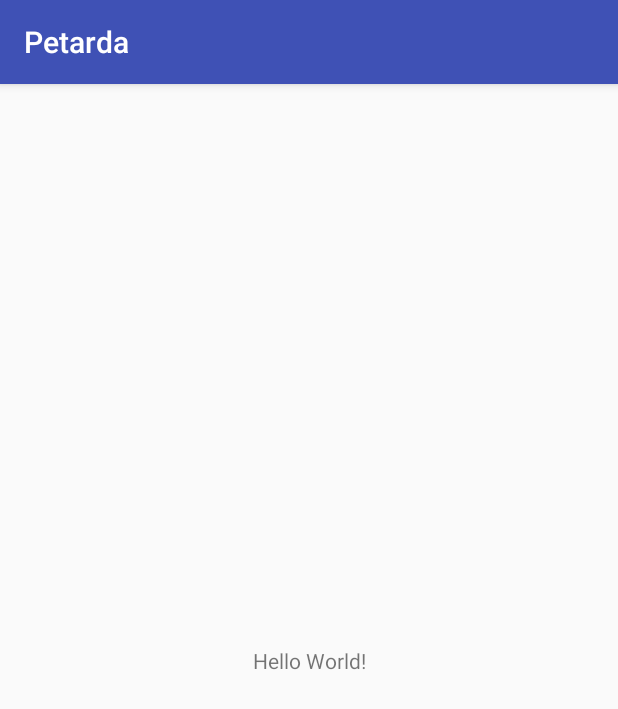
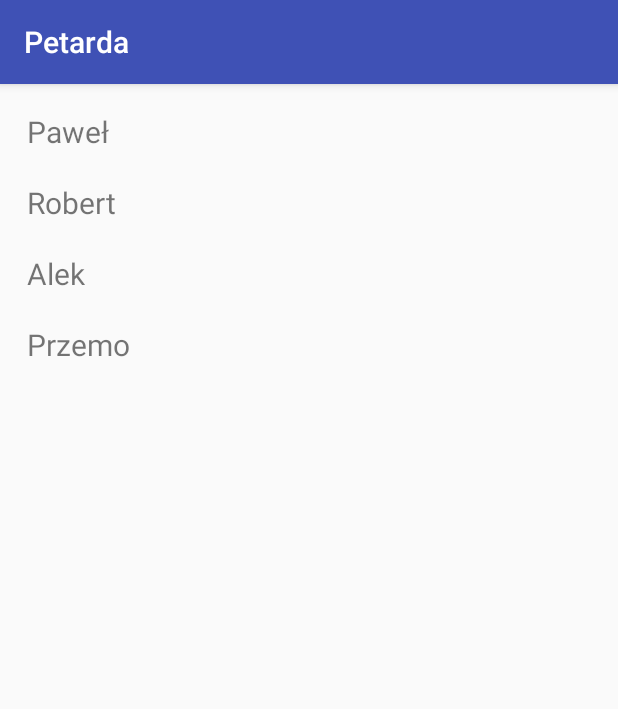
Before and after one commit to piropaolo/TIN-Locus, an Android app: the screen it shows after launch (MainActivity), on a phone screen of 412 x 824 dp. Shown: the top 709 px of the screen. Run offline under Robolectric (Android 15) with nearby library versions, the phone set to English and light mode, and no system bars.

Commit message:
Implement basic list activity

```diff
--- a/android/app/build.gradle
+++ b/android/app/build.gradle
@@ -25,4 +25,5 @@ dependencies {
     testImplementation 'junit:junit:4.12'
     androidTestImplementation 'com.android.support.test:runner:1.0.2'
     androidTestImplementation 'com.android.support.test.espresso:espresso-core:3.0.2'
+    implementation 'com.android.support:recyclerview-v7:27.1.1'
 }
--- a/android/app/src/main/java/com/volterra/tin/petarda/MainActivity.java
+++ b/android/app/src/main/java/com/volterra/tin/petarda/MainActivity.java
@@ -2,12 +2,37 @@ package com.volterra.tin.petarda;
 
 import android.support.v7.app.AppCompatActivity;
 import android.os.Bundle;
+import android.support.v7.widget.LinearLayoutManager;
+import android.support.v7.widget.RecyclerView;
+
+import java.util.ArrayList;
 
 public class MainActivity extends AppCompatActivity {
+    RecyclerView mRecyclerView;
+    RecyclerView.Adapter mAdapter;
+    RecyclerView.LayoutManager mLayoutManager;
+    static ArrayList<String> userNames = new ArrayList<>();
+
+    static {
+        userNames.add("Paweł");
+        userNames.add("Robert");
+        userNames.add("Alek");
+        userNames.add("Przemo");
+    }
 
     @Override
     protected void onCreate(Bundle savedInstanceState) {
         super.onCreate(savedInstanceState);
         setContentView(R.layout.activity_main);
+        mRecyclerView = findViewById(R.id.user_recycler_view);
+        mRecyclerView.setHasFixedSize(true);
+
+        // use a linear layout manager
+        mLayoutManager = new LinearLayoutManager(this);
+        mRecyclerView.setLayoutManager(mLayoutManager);
+
+        // specify an adapter
+        mAdapter = new UserAdapter(this, userNames);
+        mRecyclerView.setAdapter(mAdapter);
     }
 }
--- /dev/null
+++ b/android/app/src/main/java/com/volterra/tin/petarda/UserAdapter.java
@@ -0,0 +1,52 @@
+package com.volterra.tin.petarda;
+
+import android.content.Context;
+import android.support.v7.widget.RecyclerView;
+import android.view.LayoutInflater;
+import android.view.View;
+import android.view.ViewGroup;
+import android.widget.TextView;
+
+import java.util.List;
+
+public class UserAdapter extends RecyclerView.Adapter<UserAdapter.ViewHolder> {
+    private List<String> mData;
+    private LayoutInflater mInflater;
+
+    // Provide a suitable constructor
+    UserAdapter(Context context, List<String> data) {
+        this.mInflater = LayoutInflater.from(context);
+        this.mData = data;
+    }
+
+    // Create new views (invoked by the layout manager)
+    @Override
+    public ViewHolder onCreateViewHolder(ViewGroup parent, int viewType) {
+        View view = mInflater.inflate(R.layout.recycler_view_row, parent, false);
+        return new ViewHolder(view);
+    }
+
+    // Replace the contents of a view (invoked by the layout manager)
+    @Override
+    public void onBindViewHolder(ViewHolder holder, int position) {
+        String animal = mData.get(position);
+        holder.myTextView.setText(animal);
+    }
+
+    // Return the size of data set (invoked by the layout manager)
+    @Override
+    public int getItemCount() {
+        return mData.size();
+    }
+
+
+    // Provide a reference to the views for each data item
+    public class ViewHolder extends RecyclerView.ViewHolder{
+        TextView myTextView;
+
+        ViewHolder(View itemView) {
+            super(itemView);
+            myTextView = itemView.findViewById(R.id.user_name);
+        }
+    }
+}
--- a/android/app/src/main/res/layout/activity_main.xml
+++ b/android/app/src/main/res/layout/activity_main.xml
@@ -6,13 +6,19 @@
     android:layout_height="match_parent"
     tools:context=".MainActivity">
 
-    <TextView
-        android:layout_width="wrap_content"
-        android:layout_height="wrap_content"
-        android:text="Hello World!"
+    <android.support.v7.widget.RecyclerView
+        android:id="@+id/user_recycler_view"
+        android:scrollbars="vertical"
+        android:layout_width="match_parent"
+        android:layout_height="match_parent"
+        android:layout_marginBottom="8dp"
+        android:layout_marginEnd="8dp"
+        android:layout_marginLeft="8dp"
+        android:layout_marginRight="8dp"
+        android:layout_marginStart="8dp"
+        android:layout_marginTop="8dp"
         app:layout_constraintBottom_toBottomOf="parent"
-        app:layout_constraintLeft_toLeftOf="parent"
-        app:layout_constraintRight_toRightOf="parent"
+        app:layout_constraintEnd_toEndOf="parent"
+        app:layout_constraintStart_toStartOf="parent"
         app:layout_constraintTop_toTopOf="parent" />
-
 </android.support.constraint.ConstraintLayout>
--- /dev/null
+++ b/android/app/src/main/res/layout/recycler_view_row.xml
@@ -0,0 +1,15 @@
+<?xml version="1.0" encoding="utf-8"?>
+<LinearLayout
+    xmlns:android="http://schemas.android.com/apk/res/android"
+    android:layout_width="match_parent"
+    android:layout_height="wrap_content"
+    android:orientation="horizontal"
+    android:padding="10dp">
+
+    <TextView
+        android:id="@+id/user_name"
+        android:layout_width="wrap_content"
+        android:layout_height="wrap_content"
+        android:textSize="20sp"/>
+
+</LinearLayout>
```
